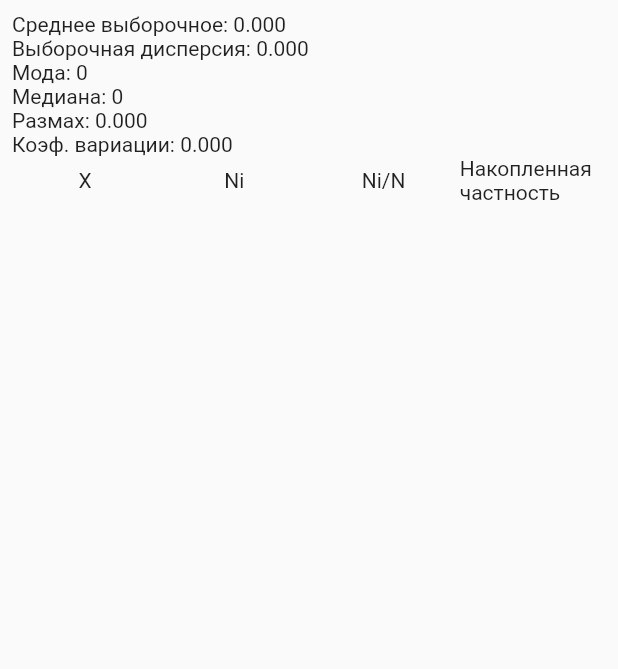
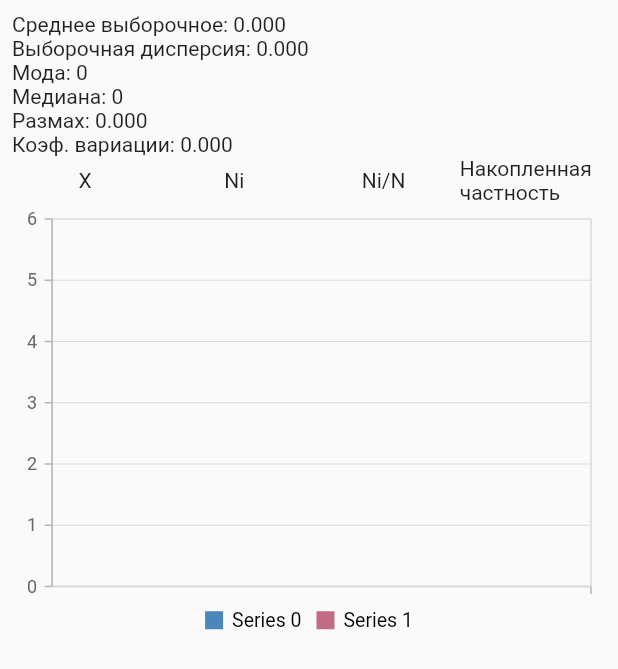
Before and after one commit to ShiryaevNikolay/math_statistics, a Flutter app: the ResultScreen screen opened directly with empty values, on a phone screen of 412 x 824 dp. Shown: the top 669 px of the screen. Run offline on Flutter 3.47's test engine with Material 2 defaults, Android fonts, the phone set to English and light mode, and no system bars; our stand-ins replace bloc, flutter_bloc, syncfusion_flutter_charts.

Commit message:
Добавляет графики гистограммы и диаграмы

```diff
--- a/lib/components/parameter.dart
+++ b/lib/components/parameter.dart
@@ -26,6 +26,6 @@ class Parameter extends StatelessWidget {
 
   Widget getFieldWidget(bool isVisible) => Visibility(
     visible: isVisible,
-    child: this.counter =  Counter(title: "Шаг интервала",)..setMinCounterValue(1)
+    child: this.counter = Counter(title: "Шаг интервала",)..setMinCounterValue(1)
   );
 }
--- a/lib/pages/descriptive_statistics_reuslt_page.dart
+++ b/lib/pages/descriptive_statistics_reuslt_page.dart
@@ -1,6 +1,8 @@
 import 'package:flutter/widgets.dart';
 import 'package:math_statistics/components/item_row_variations_data.dart';
+import 'package:math_statistics/data/models/row_variation.dart';
 import 'package:math_statistics/data/models/variations_data.dart';
+import 'package:syncfusion_flutter_charts/charts.dart';
 
 class DescriptiveStatisticsResultPage extends StatelessWidget {
 
@@ -21,12 +23,37 @@ class DescriptiveStatisticsResultPage extends StatelessWidget {
         Text("Коэф. вариации: ${variationsData!.coefficientVariation!.toStringAsFixed(3)}"),
         Expanded(
           child: ListView.builder(
-              itemCount: variationsData!.rowsVariations!.length + 1,
-              itemBuilder: (context, index) => index == 0
-                  ? ItemRowVariationsData()
-                  : ItemRowVariationsData(rowVariation: variationsData!.rowsVariations![index-1],)
+              itemCount: variationsData!.rowsVariations!.length + 2,
+              itemBuilder: (context, index) {
+                if(index == 0) return ItemRowVariationsData();
+                if(index > 0 && index <= variationsData!.rowsVariations!.length)
+                  return ItemRowVariationsData(rowVariation: variationsData!.rowsVariations![index-1],);
+
+                return SfCartesianChart(
+                  primaryXAxis: CategoryAxis(),
+                  // title: ChartTitle(text: "Полигон"),
+                  legend: Legend(
+                    isVisible: true,
+                    position: LegendPosition.bottom,
+                  ),
+                  series: <ChartSeries<RowVariation, num>>[
+                    ColumnSeries<RowVariation, num>(
+                      dataSource: variationsData!.rowsVariations!,
+                      xValueMapper: (RowVariation rowVariation, _) => rowVariation.interval!.min,
+                      yValueMapper: (RowVariation rowVariation, _) => rowVariation.relativeFrequency,
+                    ),
+                    LineSeries<RowVariation, num>(
+                        dataSource: variationsData!.rowsVariations!,
+                        xValueMapper: (RowVariation rowVariation, _) => rowVariation.interval!.min,
+                        yValueMapper: (RowVariation rowVariation, _) => rowVariation.relativeFrequency,
+
+                        dataLabelSettings: DataLabelSettings(isVisible: true)
+                    ),
+                  ],
+                );
+              }
           ),
-        )
+        ),
       ],
     );
   }
--- a/pubspec.yaml
+++ b/pubspec.yaml
@@ -24,6 +24,7 @@ dependencies:
   flutter:
     sdk: flutter
   flutter_bloc:
+  syncfusion_flutter_charts:
 
 
   # The following adds the Cupertino Icons font to your application.
```
Also changed, not shown: pubspec.lock.
